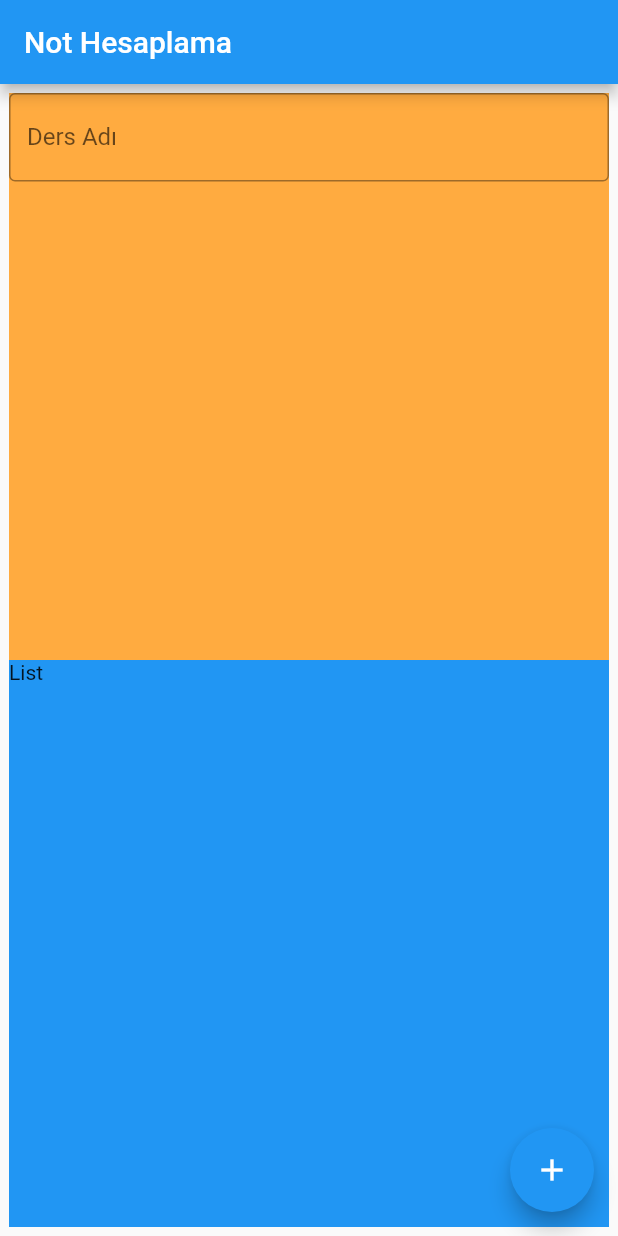
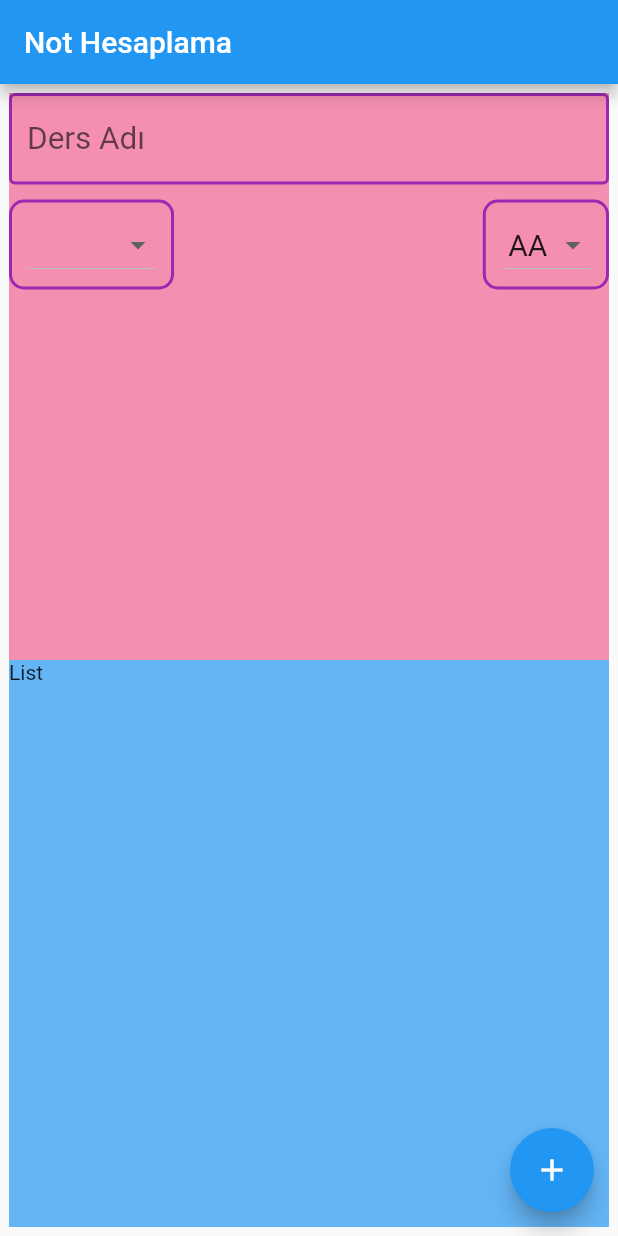
Before and after one commit to melihkacaman/calculatin_grade, a Flutter app: the screen it shows after launch, on a phone screen of 412 x 824 dp. Run offline on Flutter 3.47's test engine with Material 2 defaults, Android fonts, the phone set to English and light mode, and no system bars.

Commit message:
top container has been done.

```diff
--- a/lib/main.dart
+++ b/lib/main.dart
@@ -11,10 +11,12 @@ class MyApp extends StatefulWidget {
 
 class _MyAppState extends State<MyApp> {
   String lessonName = "";
-
+  int credit;
+  double letterPoint = 4;
   @override
   Widget build(BuildContext context) {
     return Scaffold(
+      resizeToAvoidBottomPadding: false,
       appBar: AppBar(
         title: Text("Not Hesaplama"),
       ),
@@ -34,7 +36,7 @@ class _MyAppState extends State<MyApp> {
         children: <Widget>[
           Expanded(
             child: Container(
-              color: Colors.orangeAccent,
+              color: Colors.pink.shade200,
               child: Form(
                 child: Column(
                   children: <Widget>[
@@ -42,6 +44,12 @@ class _MyAppState extends State<MyApp> {
                       decoration: InputDecoration(
                         labelText: "Ders Adı",
                         hintText: "Ders adını giriniz...",
+                        hintStyle: TextStyle(fontSize: 18),
+                        labelStyle: TextStyle(fontSize: 21),
+                        enabledBorder: OutlineInputBorder(
+                          borderSide:
+                              BorderSide(color: Colors.purple, width: 2),
+                        ),
                         border: OutlineInputBorder(),
                       ),
                       validator: (value) {
@@ -55,6 +63,51 @@ class _MyAppState extends State<MyApp> {
                         lessonName = value;
                       },
                     ),
+                    Row(
+                      mainAxisAlignment: MainAxisAlignment.spaceBetween,
+                      children: <Widget>[
+                        Container(
+                          child: DropdownButton(
+                            items: getCreditsItems(),
+                            value: credit,
+                            onChanged: (value) {
+                              setState(() {
+                                credit = value;
+                              });
+                            },
+                          ),
+                          padding:
+                              EdgeInsets.symmetric(horizontal: 10, vertical: 4),
+                          margin: EdgeInsets.only(top: 10),
+                          decoration: BoxDecoration(
+                            border: Border.all(color: Colors.purple, width: 2),
+                            borderRadius: BorderRadius.all(
+                              Radius.circular(10),
+                            ),
+                          ),
+                        ),
+                        Container(
+                          child: DropdownButton(
+                            items: getLetterPointsItems(),
+                            value: letterPoint,
+                            onChanged: (value) {
+                              setState(() {
+                                letterPoint = value;
+                              });
+                            },
+                          ),
+                          padding:
+                              EdgeInsets.symmetric(horizontal: 10, vertical: 4),
+                          margin: EdgeInsets.only(top: 10),
+                          decoration: BoxDecoration(
+                            border: Border.all(color: Colors.purple, width: 2),
+                            borderRadius: BorderRadius.all(
+                              Radius.circular(10),
+                            ),
+                          ),
+                        ),
+                      ],
+                    ),
                   ],
                 ),
               ),
@@ -62,7 +115,7 @@ class _MyAppState extends State<MyApp> {
           ),
           Expanded(
             child: Container(
-              color: Colors.blue,
+              color: Colors.blue.shade300,
               child: Text("List"),
             ),
           )
@@ -70,4 +123,81 @@ class _MyAppState extends State<MyApp> {
       ),
     );
   }
+
+  List<DropdownMenuItem<int>> getCreditsItems() {
+    List<DropdownMenuItem<int>> items = List.generate(
+      10,
+      (index) => DropdownMenuItem<int>(
+        child: Text(
+          index.toString() + " Kredi",
+          style: TextStyle(fontSize: 20),
+        ),
+        value: index,
+      ),
+    );
+
+    return items;
+  }
+
+  List<DropdownMenuItem<double>> getLetterPointsItems() {
+    List<DropdownMenuItem<double>> harfler = [];
+    harfler.add(DropdownMenuItem(
+      child: Text(
+        " AA ",
+        style: TextStyle(fontSize: 20),
+      ),
+      value: 4,
+    ));
+    harfler.add(DropdownMenuItem(
+      child: Text(
+        " BA ",
+        style: TextStyle(fontSize: 20),
+      ),
+      value: 3.5,
+    ));
+    harfler.add(DropdownMenuItem(
+      child: Text(
+        " BB ",
+        style: TextStyle(fontSize: 20),
+      ),
+      value: 3,
+    ));
+    harfler.add(DropdownMenuItem(
+      child: Text(
+        " CB ",
+        style: TextStyle(fontSize: 20),
+      ),
+      value: 2.5,
+    ));
+    harfler.add(DropdownMenuItem(
+      child: Text(
+        " CC ",
+        style: TextStyle(fontSize: 20),
+      ),
+      value: 2,
+    ));
+    harfler.add(DropdownMenuItem(
+      child: Text(
+        " DC ",
+        style: TextStyle(fontSize: 20),
+      ),
+      value: 1.5,
+    ));
+    harfler.add(DropdownMenuItem(
+      child: Text(
+        " DD ",
+        style: TextStyle(fontSize: 20),
+      ),
+      value: 1,
+    ));
+    harfler.add(DropdownMenuItem(
+      child: Text(
+        " FF ",
+        style: TextStyle(fontSize: 20),
+      ),
+      value: 0,
+    ));
+
+    return harfler;
+  }
 }
```
